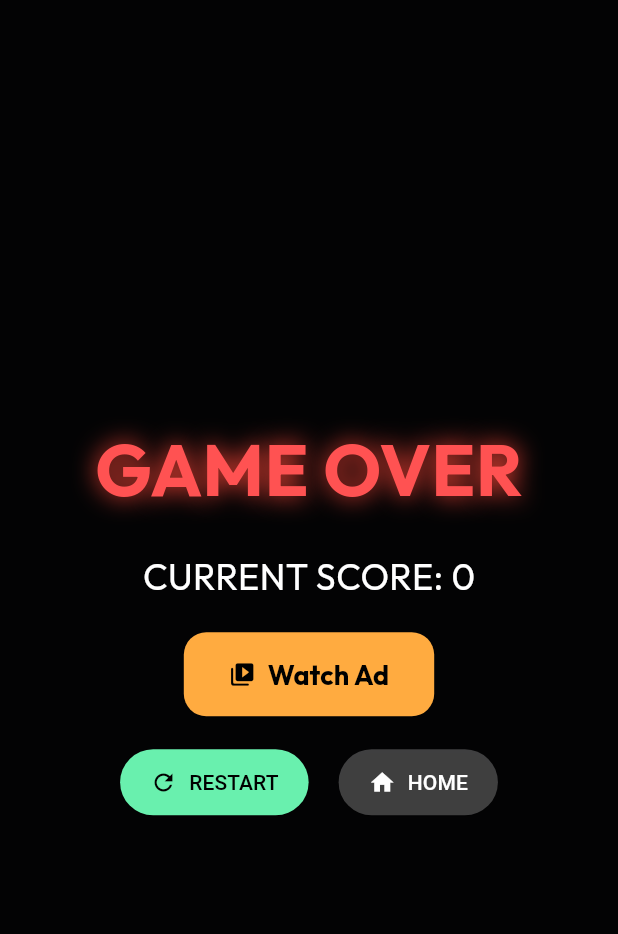
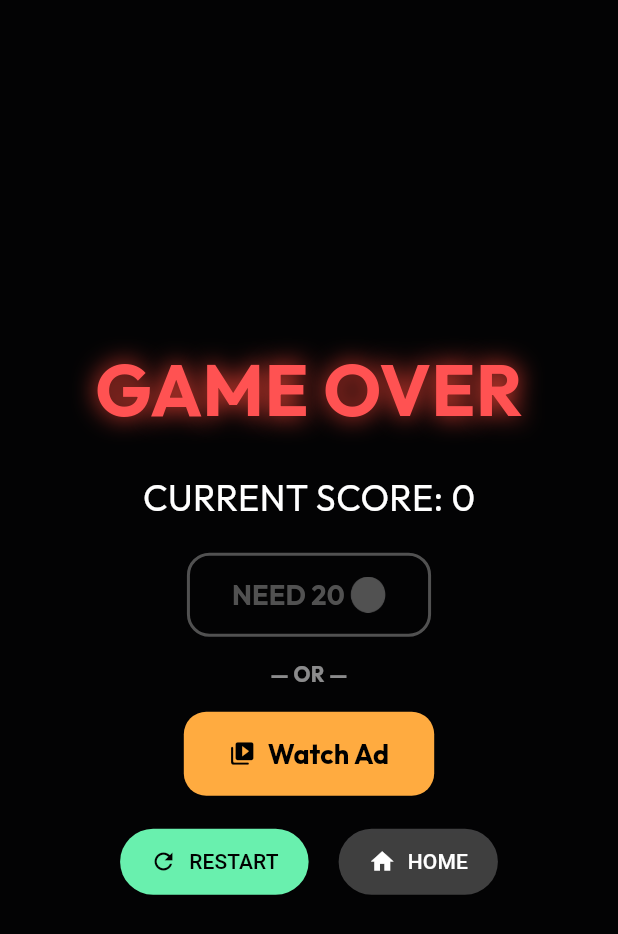
Before and after one commit to SurajChaurasia84/NEON-CAR-RUNNER, a Flutter app: the GameOverOverlay widget shown alone on an empty page, opened directly with empty values, on a phone screen of 412 x 824 dp. Shown: the top 934 px of the screen. Run offline on Flutter 3.47's test engine with Material 3 defaults, Android fonts, the phone set to English and light mode, and no system bars; our stand-ins replace google_fonts, shared_preferences; missing offline and left inert: flame, unity_ads_plugin; accounts and stored records are empty; statements that could not run were skipped.

Commit message:
feat(game): improve gameplay screen logic and UI

```diff
--- a/lib/screens/game_screen.dart
+++ b/lib/screens/game_screen.dart
@@ -209,16 +209,23 @@ class GameOverOverlay extends StatelessWidget {
             const SizedBox(height: 20),
 
             // Continue Options
-            if (!state.hasUsedCoinContinue && state.totalCoins >= 20) ...[
-              OutlinedButton(
-                onPressed: () {
+            if (!state.hasUsedCoinContinue) ...[
+              Opacity(
+                opacity: state.totalCoins >= 20 ? 1.0 : 0.5,
+                child: OutlinedButton(
+                  onPressed: state.totalCoins >= 20
+                    ? () {
                         if (state.spendCoins(20)) {
                           game.resume();
                           game.gameSpeed *= 0.8;
                         }
-                },
+                      }
+                    : null, // Disabled if not enough coins
                   style: OutlinedButton.styleFrom(
-                  side: const BorderSide(color: Colors.yellowAccent, width: 2),
+                    side: BorderSide(
+                      color: state.totalCoins >= 20 ? Colors.yellowAccent : Colors.grey,
+                      width: 2
+                    ),
                     padding: const EdgeInsets.symmetric(horizontal: 30, vertical: 15),
                     shape: RoundedRectangleBorder(borderRadius: BorderRadius.circular(15)),
                   ),
@@ -226,11 +233,16 @@ class GameOverOverlay extends StatelessWidget {
                     mainAxisSize: MainAxisSize.min,
                     children: [
                       Text(
-                      'USE 20 ',
-                      style: GoogleFonts.outfit(color: Colors.yellowAccent, fontSize: 18, fontWeight: FontWeight.bold),
+                        state.totalCoins >= 20 ? 'USE 20 ' : 'NEED 20 ',
+                        style: GoogleFonts.outfit(
+                          color: state.totalCoins >= 20 ? Colors.yellowAccent : Colors.grey,
+                          fontSize: 18,
+                          fontWeight: FontWeight.bold
                         ),
-                    Image.asset('assets/images/coin.png', width: 24, height: 24),
+                      ),
+                      Image.asset('assets/images/coin.png', width: 24, height: 24, color: state.totalCoins >= 20 ? null : Colors.grey),
                     ],
+                  ),
                 ),
               ),
               const SizedBox(height: 15),
```
Lines whose indentation alone changed are shown as unchanged.
